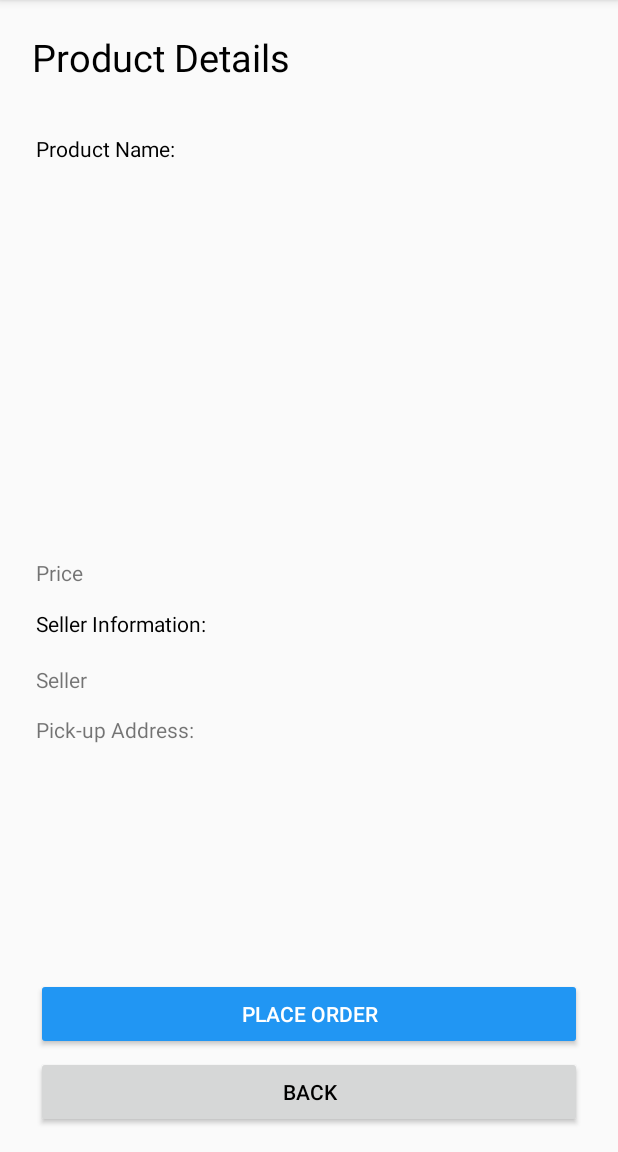
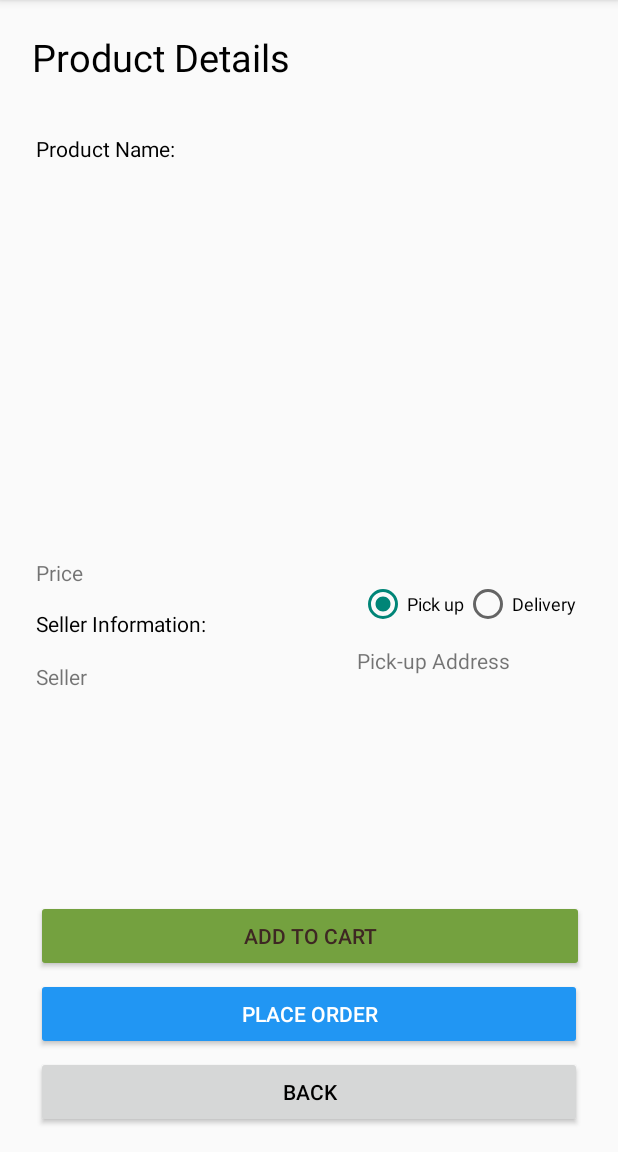
Before and after one commit to GeaByte/household-resale-android-app, an Android app: the ItemDetailActivity screen opened directly, with no data from a screen before it, on a phone screen of 412 x 824 dp, the part 84-1236 px from its top. Run offline under Robolectric (Android 15) with nearby library versions, the light colour scheme and no system bars; 6 statements that could not run were skipped.

Commit message:
Product Activity updated.

```diff
--- a/app/src/main/java/com/example/g1_csis3175_002/ItemDetailActivity.java
+++ b/app/src/main/java/com/example/g1_csis3175_002/ItemDetailActivity.java
@@ -7,6 +7,8 @@ import android.os.Bundle;
 import android.view.View;
 import android.widget.Button;
 import android.widget.ImageView;
+import android.widget.RadioButton;
+import android.widget.RadioGroup;
 import android.widget.TextView;
 
 import com.bumptech.glide.Glide;
@@ -30,9 +32,13 @@ public class ItemDetailActivity extends AppCompatActivity {
         TextView tvDiscount = findViewById(R.id.txtProductPrice);
         TextView txtSellerInfo = findViewById(R.id.txtSellerInfo);
         TextView txtUserShipAd = findViewById(R.id.txtPickupAd);
+        TextView txtPickupTitle = findViewById(R.id.txtPickupAddress);
         TextView tvDes = findViewById(R.id.txtDescription);
         ImageView img = findViewById(R.id.imgProductItemDetail);
         Button btnPlaceOrder = findViewById(R.id.btnPlaceOrder);
+        RadioGroup rdbtnGroup = findViewById(R.id.rdbtnGroup);
+        RadioButton rdbtnPickup = findViewById(R.id.rdbtnPickup);
+        RadioButton rdbtnDelivery = findViewById(R.id.rdbtnDelivery);
 
 
 
@@ -50,6 +56,20 @@ public class ItemDetailActivity extends AppCompatActivity {
         tvDes.setText(product.getDescription());
         txtSellerInfo.setText(product.getSeller());
         txtUserShipAd.setText(product.getPickupAddress());
+
+        rdbtnGroup.setOnCheckedChangeListener(new RadioGroup.OnCheckedChangeListener() {
+            @Override
+            public void onCheckedChanged(RadioGroup group, int checkedId) {
+                if (checkedId == R.id.rdbtnPickup) {
+                    txtUserShipAd.setVisibility(View.VISIBLE);
+                    txtPickupTitle.setVisibility(View.VISIBLE);
+                } else if (checkedId == R.id.rdbtnDelivery) {
+
+                    txtUserShipAd.setVisibility(View.GONE);
+                    txtPickupTitle.setVisibility(View.GONE);
+                }
+            }
+        });
 
         Glide.with(this)
                 .load(product.getImagePath())
--- a/app/src/main/res/layout/activity_item_detail.xml
+++ b/app/src/main/res/layout/activity_item_detail.xml
@@ -53,7 +53,8 @@
         android:layout_marginTop="12dp"
         android:text="@string/txtPrice"
         app:layout_constraintStart_toStartOf="parent"
-        app:layout_constraintTop_toBottomOf="@+id/imgProductItemDetail" />
+        app:layout_constraintTop_toBottomOf="@+id/imgProductItemDetail"
+        tools:ignore="TextSizeCheck" />
 
     <TextView
         android:id="@+id/tvSellerInformation"
@@ -76,20 +77,18 @@
         android:layout_marginStart="24dp"
         android:layout_marginTop="16dp"
         android:text="@string/seller"
-        app:layout_constraintBottom_toTopOf="@+id/txtPickupAddress"
         app:layout_constraintStart_toStartOf="parent"
-        app:layout_constraintTop_toBottomOf="@+id/tvSellerInformation"
-        app:layout_constraintVertical_bias="0.142" />
+        app:layout_constraintTop_toBottomOf="@+id/tvSellerInformation" />
 
     <TextView
         android:id="@+id/txtPickupAddress"
         android:layout_width="wrap_content"
         android:layout_height="wrap_content"
-        android:layout_marginStart="24dp"
-        android:layout_marginTop="16dp"
+        android:layout_marginTop="4dp"
+        android:layout_marginEnd="72dp"
         android:text="@string/txtPickupAddress"
-        app:layout_constraintStart_toStartOf="parent"
-        app:layout_constraintTop_toBottomOf="@+id/txtSellerInfo" />
+        app:layout_constraintEnd_toEndOf="parent"
+        app:layout_constraintTop_toBottomOf="@+id/rdbtnGroup" />
 
     <Button
         android:id="@+id/btnPlaceOrder"
@@ -145,9 +144,9 @@
         android:id="@+id/txtSellerInfo"
         android:layout_width="wrap_content"
         android:layout_height="wrap_content"
-        android:layout_marginTop="16dp"
+        android:layout_marginTop="20dp"
         app:layout_constraintEnd_toEndOf="parent"
-        app:layout_constraintHorizontal_bias="0.132"
+        app:layout_constraintHorizontal_bias="0.136"
         app:layout_constraintStart_toEndOf="@+id/tvSeller"
         app:layout_constraintTop_toBottomOf="@+id/tvSellerInformation" />
 
@@ -166,12 +165,53 @@
         android:id="@+id/txtPickupAd"
         android:layout_width="wrap_content"
         android:layout_height="wrap_content"
-        android:layout_marginTop="16dp"
+        android:layout_marginStart="240dp"
+        android:layout_marginTop="4dp"
+        app:layout_constraintStart_toStartOf="parent"
+        app:layout_constraintTop_toBottomOf="@+id/txtPickupAddress" />
+
+    <RadioGroup
+        android:id="@+id/rdbtnGroup"
+        android:layout_width="wrap_content"
+        android:layout_height="wrap_content"
+        android:checkedButton="@id/rdbtnPickup"
+        android:orientation="horizontal"
+        app:layout_constraintBottom_toBottomOf="parent"
+        app:layout_constraintEnd_toEndOf="parent"
+        app:layout_constraintHorizontal_bias="0.897"
+        app:layout_constraintStart_toStartOf="parent"
+        app:layout_constraintTop_toBottomOf="@+id/imgProductItemDetail"
+        app:layout_constraintVertical_bias="0.052"
+        tools:ignore="TextSizeCheck">
+
+        <RadioButton
+            android:id="@+id/rdbtnPickup"
+            android:layout_width="match_parent"
+            android:layout_height="wrap_content"
+            android:minHeight="48dp"
+            android:text="@string/txtPickup"
+            android:textSize="12sp" />
+
+        <RadioButton
+            android:id="@+id/rdbtnDelivery"
+            android:layout_width="match_parent"
+            android:layout_height="wrap_content"
+            android:minHeight="48dp"
+            android:text="@string/txtDelivery"
+            android:textSize="12sp" />
+    </RadioGroup>
+
+    <Button
+        android:id="@+id/btnAddToCart"
+        android:layout_width="365dp"
+        android:layout_height="wrap_content"
+        android:layout_marginBottom="4dp"
+        android:backgroundTint="#74A13F"
+        android:text="@string/btnAddToCart"
+        android:textColor="#3E2723"
         app:layout_constraintBottom_toTopOf="@+id/btnPlaceOrder"
         app:layout_constraintEnd_toEndOf="parent"
-        app:layout_constraintHorizontal_bias="0.176"
-        app:layout_constraintStart_toEndOf="@+id/txtPickupAddress"
-        app:layout_constraintTop_toBottomOf="@+id/txtSellerInfo"
-        app:layout_constraintVertical_bias="0.0" />
+        app:layout_constraintHorizontal_bias="0.521"
+        app:layout_constraintStart_toStartOf="parent" />
 
 </androidx.constraintlayout.widget.ConstraintLayout>
--- a/app/src/main/res/layout/activity_product_add.xml
+++ b/app/src/main/res/layout/activity_product_add.xml
@@ -78,7 +78,7 @@
                 android:layout_marginStart="16dp"
                 android:layout_marginEnd="16dp"
                 android:autofillHints=""
-                android:hint="@string/item_location"
+                android:hint="@string/txtPickupAddress"
                 android:inputType="text"
                 android:textSize="20sp" />
 
--- a/app/src/main/res/values/strings.xml
+++ b/app/src/main/res/values/strings.xml
@@ -87,7 +87,6 @@
     <string name="enter_item_tittle">Enter Item Title</string>
     <string name="item_description">Description</string>
     <string name="enter_price">Enter Price</string>
-    <string name="item_location">Location</string>
     <string name="type_service">Type Of Service</string>
     <string name="item_sell">Sell</string>
     <string name="item_share">Share</string>
@@ -123,7 +122,10 @@
     <string name="todo">TODO</string>
     <string name="txtProductDetails">Product Details</string>
     <string name="txtEditShippingAddress">Edit Shipping Address</string>
-    <string name="txtPickupAddress">Pick-up Address:</string>
+    <string name="txtPickupAddress">Pick-up Address</string>
+    <string name="txtPickup">Pick up</string>
+    <string name="txtDelivery">Delivery</string>
+    <string name="btnAddToCart">Add to Cart</string>
 
     <string-array name="txtDeliveryOpt">
         <item>Choose Delivery Option</item>
```
Also changed, not shown: app/src/main/java/com/example/g1_csis3175_002/DatabaseHelper.java (+33 -38 lines), app/src/main/java/com/example/g1_csis3175_002/ListItemSeller.java (+27 -9 lines), app/src/main/res/layout/activity_edit_product.xml (+39 -32 lines).
